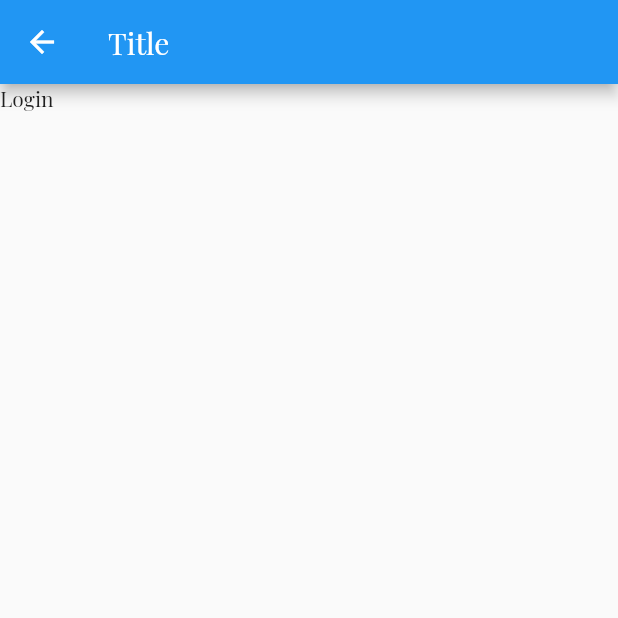
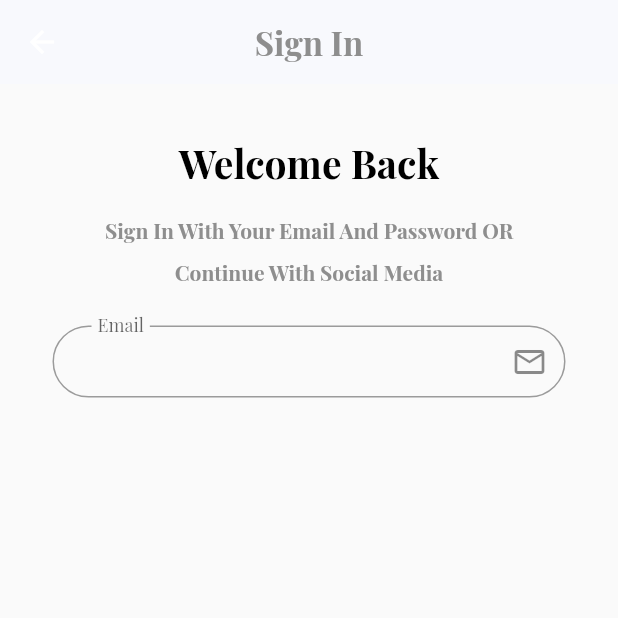
Before and after one commit to waelabouhamza/ecommercecourse, a Flutter app: the Login screen opened by its route, on a phone screen of 412 x 824 dp, the top half of it. Run offline on Flutter 3.47's test engine with Material 2 defaults, Android fonts, the phone set to English and light mode, and no system bars; our stand-ins replace get, shared_preferences; accounts and stored records are empty; project files that could hold a hidden picture were left out.

Commit message:
lesson 14

```diff
--- a/lib/main.dart
+++ b/lib/main.dart
@@ -21,7 +21,7 @@ class MyApp extends StatelessWidget {
   // This widget is the root of your application.
   @override
   Widget build(BuildContext context) {
-  LocaleController controller =   Get.put(LocaleController()) ;
+    LocaleController controller = Get.put(LocaleController());
     return GetMaterialApp(
       translations: MyTranslation(),
       debugShowCheckedModeBanner: false,
@@ -33,6 +33,10 @@ class MyApp extends StatelessWidget {
             headline1: TextStyle(
                 fontWeight: FontWeight.bold,
                 fontSize: 22,
+                color: AppColor.black),
+            headline2: TextStyle(
+                fontWeight: FontWeight.bold,
+                fontSize: 26,
                 color: AppColor.black),
             bodyText1: TextStyle(
                 height: 2,
--- a/lib/view/screen/auth/login.dart
+++ b/lib/view/screen/auth/login.dart
@@ -1,3 +1,4 @@
+import 'package:ecommercecourse/core/constant/color.dart';
 import 'package:flutter/material.dart';
 
 class Login extends StatelessWidget {
@@ -5,11 +6,50 @@ class Login extends StatelessWidget {
 
   @override
   Widget build(BuildContext context) {
-    return  Scaffold(
+    return Scaffold(
       appBar: AppBar(
-        title: const Text('Title'),
+        centerTitle: true,
+        backgroundColor: AppColor.backgroundcolor,
+        elevation: 0.0,
+        title: Text('Sign In',
+            style: Theme.of(context)
+                .textTheme
+                .headline1!
+                .copyWith(color: AppColor.grey)),
       ),
-      body: Container(child: Text("Login")),
+      body: Container(
+        padding: const EdgeInsets.symmetric(vertical: 15 , horizontal: 35),
+        child: ListView(children: [
+          const SizedBox(height: 20),
+          Text(
+            "Welcome Back",
+            textAlign: TextAlign.center,
+            style: Theme.of(context).textTheme.headline2,
+          ),
+          const SizedBox(height: 10),
+          Container(
+            margin: const EdgeInsets.symmetric(horizontal: 25),
+            child: Text(
+              "Sign In With Your Email And Password OR Continue With Social Media",
+              textAlign: TextAlign.center,
+              style: Theme.of(context).textTheme.bodyText1,
+            ),
+          ),
+          const SizedBox(height: 25),
+          TextFormField(
+
+            decoration: InputDecoration(
+              floatingLabelBehavior: FloatingLabelBehavior.always,
+              contentPadding: EdgeInsets.symmetric(vertical: 5 , horizontal: 30),
+              label: Text("Email"),
+              suffixIcon: Icon(Icons.email_outlined),
+              border: OutlineInputBorder(
+                borderRadius: BorderRadius.circular(30)
+              )
+            ),
+          )
+        ]),
+      ),
     );
   }
 }
```
